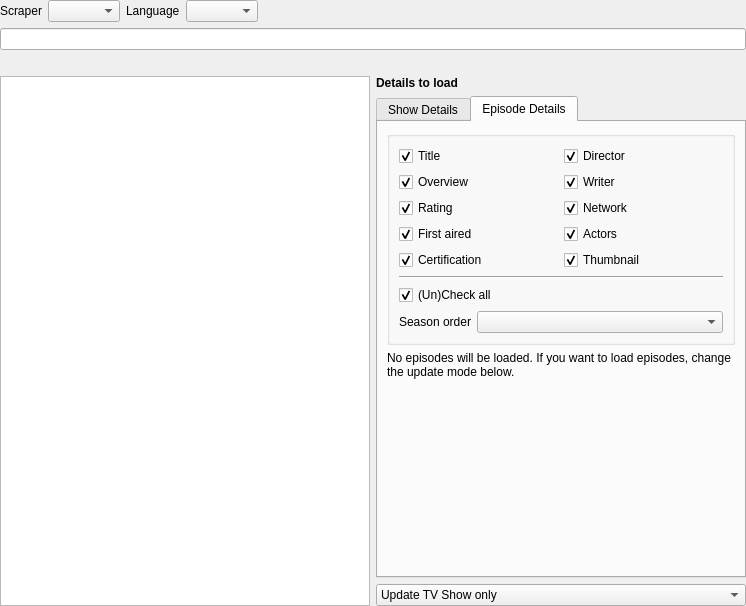
First picture: the form in src/ui/tv_show/TvShowSearchWidget.ui, repository Komet/MediaElch, before the edit.
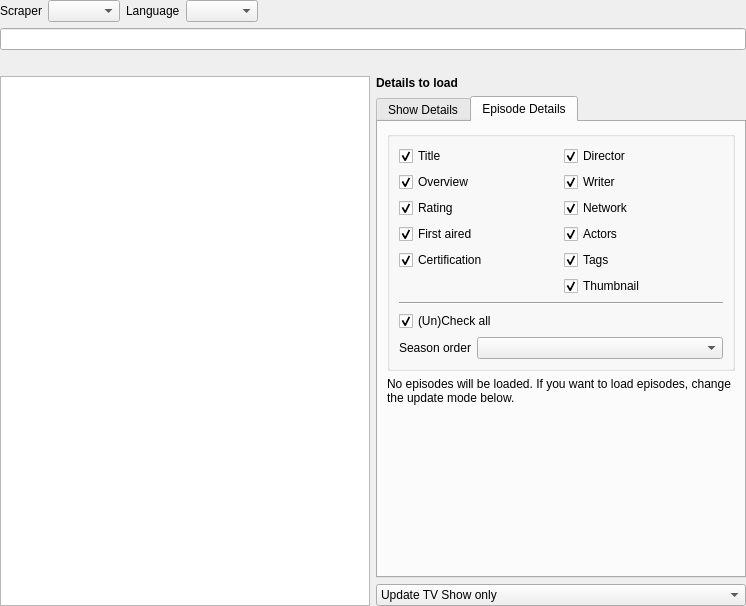
Second picture: the form after the edit. The open tabs and pages were chosen to show the change. Custom widgets are drawn as their Qt base class.

Commit message: [Episode] Add episode tags

Diff of the .ui file:
```diff
--- a/src/ui/tv_show/TvShowSearchWidget.ui
+++ b/src/ui/tv_show/TvShowSearchWidget.ui
@@ -569,6 +569,16 @@
                     </property>
                    </widget>
                   </item>
+                  <item>
+                   <widget class="MyCheckBox" name="chkEpisodeTags">
+                    <property name="text">
+                     <string>Tags</string>
+                    </property>
+                    <property name="checked">
+                     <bool>true</bool>
+                    </property>
+                   </widget>
+                  </item>
                   <item>
                    <widget class="MyCheckBox" name="chkEpisodeThumbnail">
                     <property name="text">
```
The commit also changes 22 other files.
